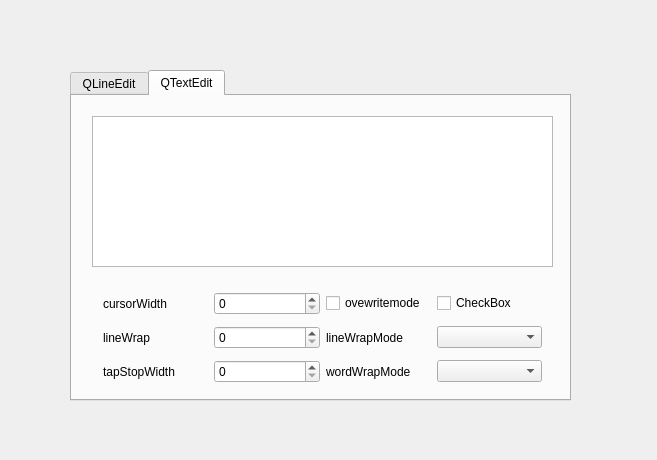
wangbjun/learnCpp, file QT/InputWidget/inputwidget.ui: the form before one commit.
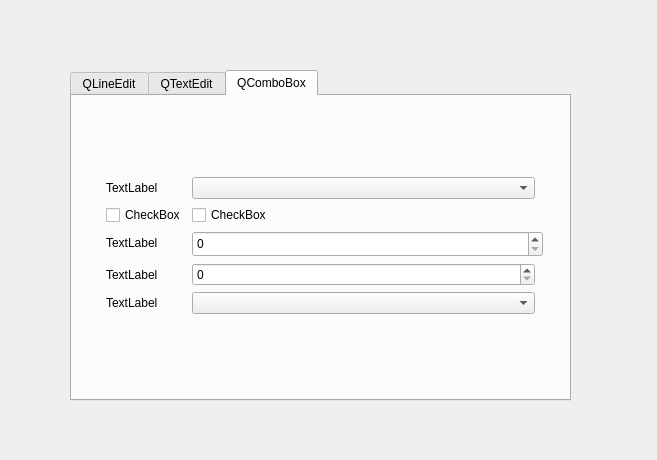
The form after the commit.

Patch:
```diff
--- a/QT/InputWidget/inputwidget.ui
+++ b/QT/InputWidget/inputwidget.ui
@@ -29,7 +29,7 @@
     <enum>QTabWidget::Rounded</enum>
    </property>
    <property name="currentIndex">
-    <number>1</number>
+    <number>2</number>
    </property>
    <property name="documentMode">
     <bool>false</bool>
@@ -228,6 +228,93 @@
      </property>
     </widget>
    </widget>
+   <widget class="QWidget" name="tab_3">
+    <attribute name="title">
+     <string>QComboBox</string>
+    </attribute>
+    <widget class="QWidget" name="formLayoutWidget_2">
+     <property name="geometry">
+      <rect>
+       <x>23</x>
+       <y>70</y>
+       <width>451</width>
+       <height>171</height>
+      </rect>
+     </property>
+     <layout class="QFormLayout" name="formLayout">
+      <item row="0" column="0">
+       <widget class="QLabel" name="label_7">
+        <property name="text">
+         <string>TextLabel</string>
+        </property>
+       </widget>
+      </item>
+      <item row="0" column="1">
+       <widget class="QComboBox" name="comboBox_7"/>
+      </item>
+      <item row="1" column="0">
+       <widget class="QCheckBox" name="checkBox_5">
+        <property name="text">
+         <string>CheckBox</string>
+        </property>
+       </widget>
+      </item>
+      <item row="1" column="1">
+       <widget class="QCheckBox" name="checkBox_6">
+        <property name="text">
+         <string>CheckBox</string>
+        </property>
+       </widget>
+      </item>
+      <item row="2" column="0">
+       <widget class="QLabel" name="label_13">
+        <property name="text">
+         <string>TextLabel</string>
+        </property>
+       </widget>
+      </item>
+      <item row="3" column="0">
+       <widget class="QLabel" name="label_14">
+        <property name="text">
+         <string>TextLabel</string>
+        </property>
+       </widget>
+      </item>
+      <item row="3" column="1">
+       <widget class="QSpinBox" name="spinBox_4"/>
+      </item>
+      <item row="4" column="0">
+       <widget class="QLabel" name="label_15">
+        <property name="text">
+         <string>TextLabel</string>
+        </property>
+       </widget>
+      </item>
+      <item row="4" column="1">
+       <widget class="QComboBox" name="comboBox_8"/>
+      </item>
+      <item row="2" column="1">
+       <widget class="QSpinBox" name="spinBox_5">
+        <property name="minimumSize">
+         <size>
+          <width>351</width>
+          <height>26</height>
+         </size>
+        </property>
+        <property name="maximumSize">
+         <size>
+          <width>351</width>
+          <height>16777215</height>
+         </size>
+        </property>
+        <property name="maximum">
+         <number>99</number>
+        </property>
+       </widget>
+      </item>
+     </layout>
+    </widget>
+   </widget>
   </widget>
  </widget>
  <layoutdefault spacing="6" margin="11"/>
```
